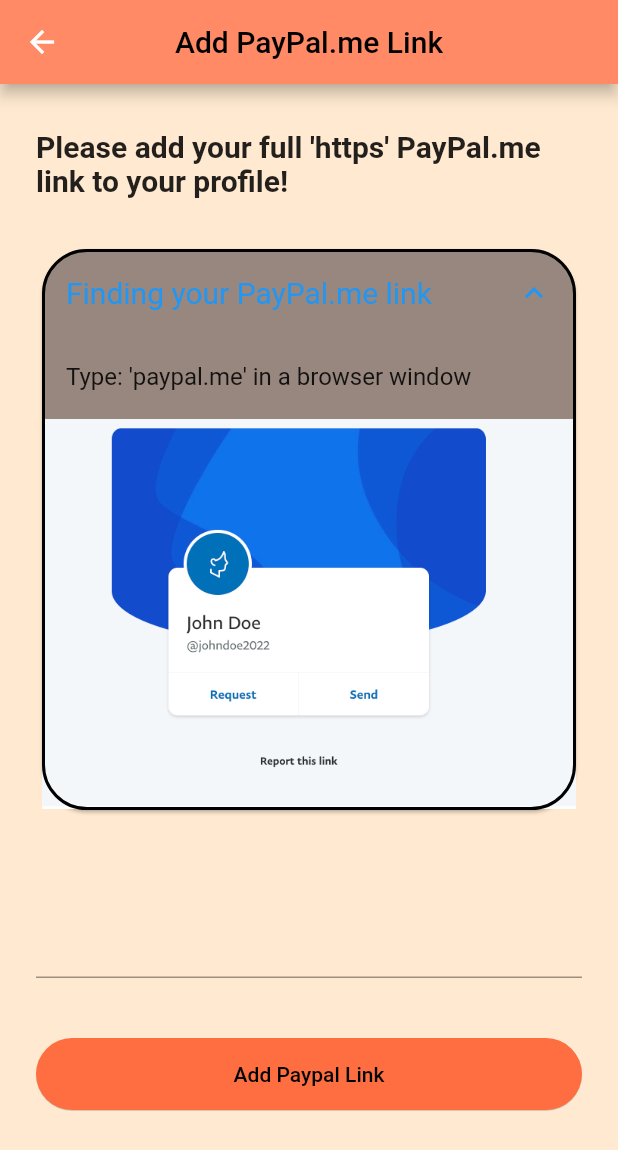
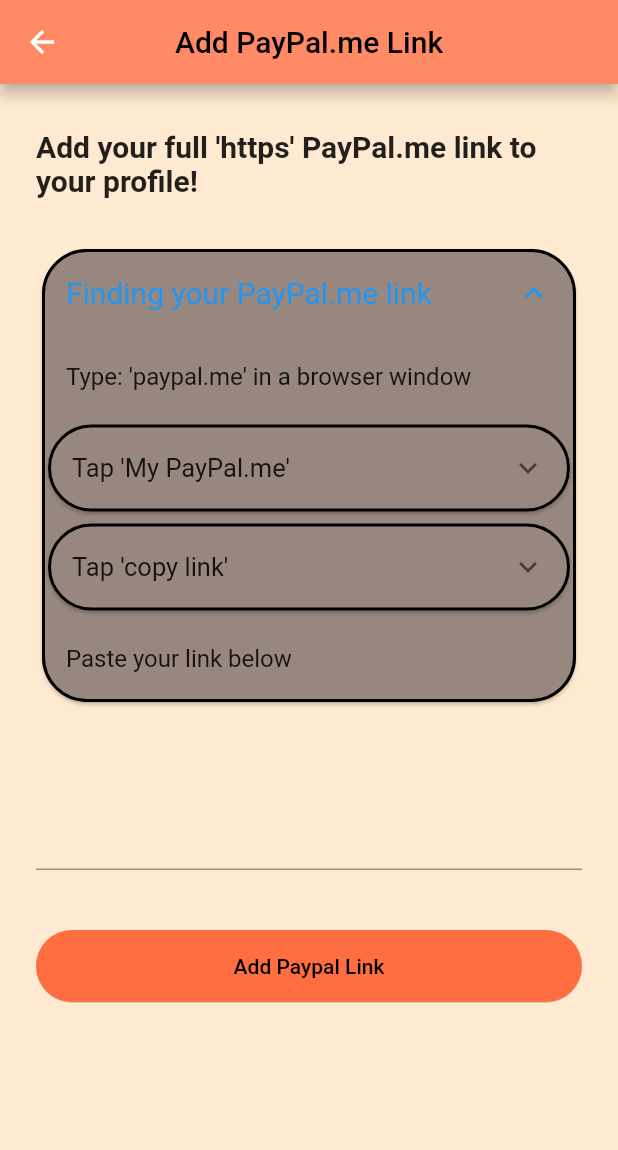
Before and after one commit to prafull2001/grocery-mule, a Flutter app: the PayPalPage screen opened by its route, after a tap on "Finding your PayPal.me link", on a phone screen of 412 x 824 dp. Shown: the top 1150 px of the screen. Run offline on Flutter 3.47's test engine with Material 2 defaults, Android fonts, the phone set to English and light mode, and no system bars; our stand-ins replace auto_size_text, badges, cloud_firestore, firebase_auth, firebase_core, fluttertoast and 4 more; missing offline and left inert: number_inc_dec; accounts and stored records are empty.

Commit message:
finalized UI, need to improve scrolling

```diff
--- a/lib/screens/paypal_link.dart
+++ b/lib/screens/paypal_link.dart
@@ -95,7 +95,7 @@
             ),
             Flexible(
               child: Text(
-                'Please add your full \'https\' PayPal.me link to your profile!',
+                'Add your full \'https\' PayPal.me link to your profile!',
                 style: TextStyle(
                   fontSize: 20.0,
                   fontWeight: FontWeight.w700,
@@ -126,8 +126,60 @@
                     ListTile(
                       title: Text("Type: \'paypal.me\' in a browser window")
                     ),
-                    Image(
-                      image: AssetImage('images/paypal_example.png'),
+                    Card(
+                      shape: RoundedRectangleBorder(
+                        side: const BorderSide(
+                            color: Color.fromARGB(255, 0, 0, 0), width: 2.0),
+                        borderRadius: BorderRadius.circular(30.0),
+                      ),
+                      child: Theme(
+                        data: Theme.of(context)
+                            .copyWith(dividerColor: Colors.transparent),
+                        child: ExpansionTile(
+                          title: Text(
+                            "Tap \'My PayPal.me\'",
+                            style: TextStyle(
+                              fontSize: 17.0,
+                              //fontWeight: FontWeight.w700,
+                            ),
+                          ),
+                          children: [
+                            Image(
+                              image: AssetImage('images/step1.png'),
+                            ),
+
+                          ],
+                        ),
+                      ),
+                    ),
+                    Card(
+                      shape: RoundedRectangleBorder(
+                        side: const BorderSide(
+                            color: Color.fromARGB(255, 0, 0, 0), width: 2.0),
+                        borderRadius: BorderRadius.circular(30.0),
+                      ),
+                      child: Theme(
+                        data: Theme.of(context)
+                            .copyWith(dividerColor: Colors.transparent),
+                        child: ExpansionTile(
+                          title: Text(
+                            "Tap \'copy link\'",
+                            style: TextStyle(
+                              fontSize: 17.0,
+                              //fontWeight: FontWeight.w700,
+                            ),
+                          ),
+                          children: [
+                            Image(
+                              image: AssetImage('images/step2.png'),
+                            ),
+
+                          ],
+                        ),
+                      ),
+                    ),
+                    ListTile(
+                        title: Text("Paste your link below")
                     ),
                   ],
                 ),
```
Also changed, not shown: images/step1.png (added), images/step2.png (added).
